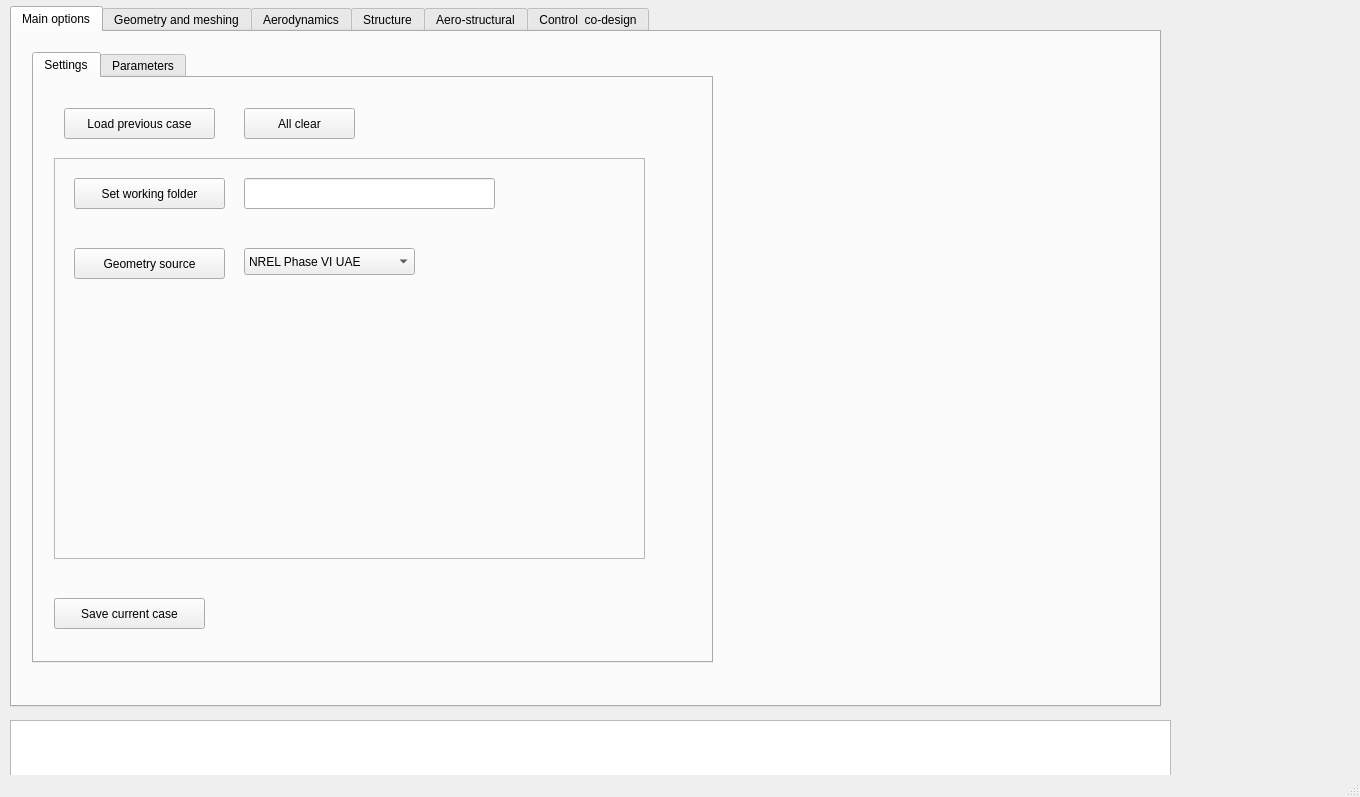
OpenTurbineCoDe/OpenTurbineCoDe, file openturbinecode/master_GUI/Config.ui: the form before one commit.
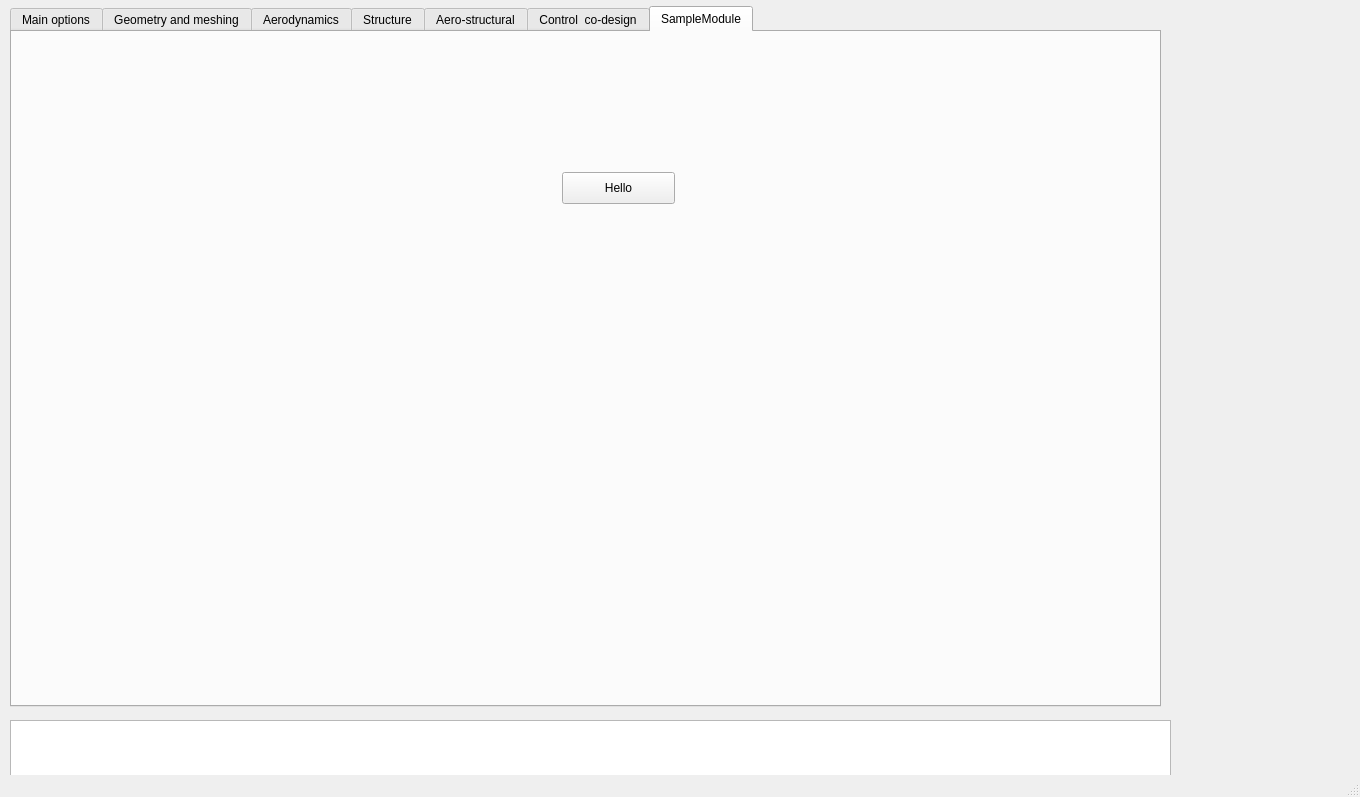
The form after the commit. The open tabs and pages were chosen to show the change.

Commit message:
Dev/sample module (#3)
* add new tab in UI for sample module

* sample code to connect a module with a button (plus some fixes of typos)

* connection between the main and a new sample module

The edit to the form file:
```diff
--- a/openturbinecode/master_GUI/Config.ui
+++ b/openturbinecode/master_GUI/Config.ui
@@ -1979,6 +1979,24 @@
       </widget>
      </widget>
     </widget>
+    <widget class="QWidget" name="tab_6">
+     <attribute name="title">
+      <string>SampleModule</string>
+     </attribute>
+     <widget class="QPushButton" name="sample_button1">
+      <property name="geometry">
+       <rect>
+        <x>550</x>
+        <y>140</y>
+        <width>113</width>
+        <height>32</height>
+       </rect>
+      </property>
+      <property name="text">
+       <string>Hello</string>
+      </property>
+     </widget>
+    </widget>
    </widget>
    <widget class="QTextBrowser" name="textBrowser">
     <property name="geometry">
```
Left out of the diff: 4 changed lines with no effect on the pictures. The commit also changes 4 other files.
